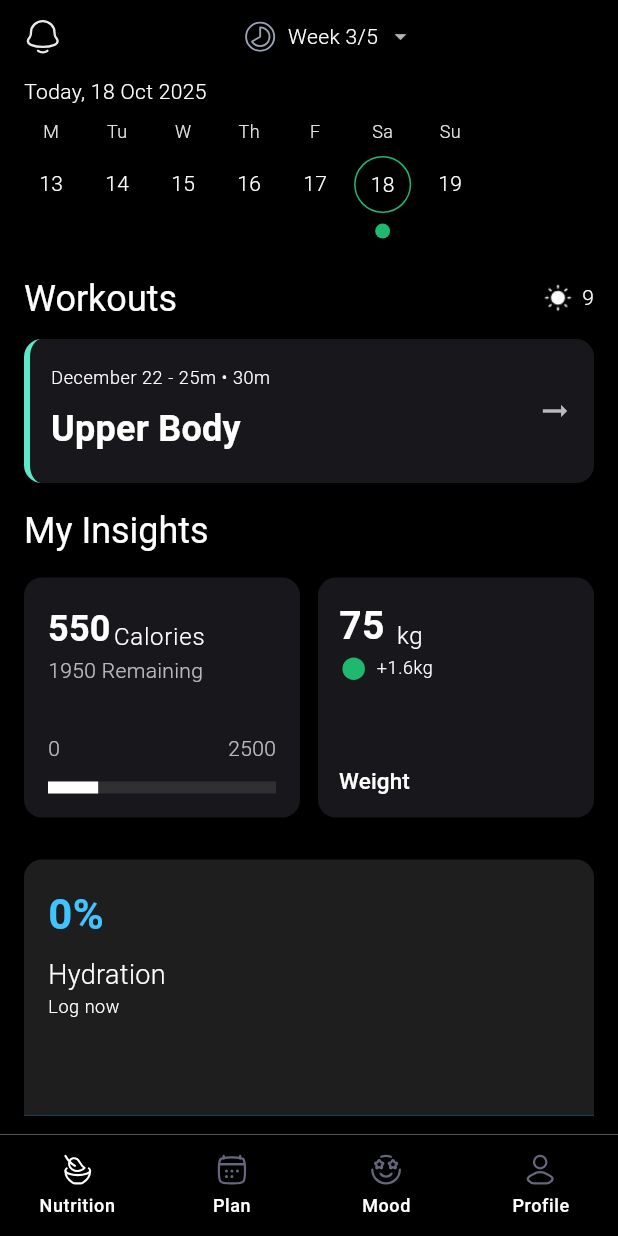
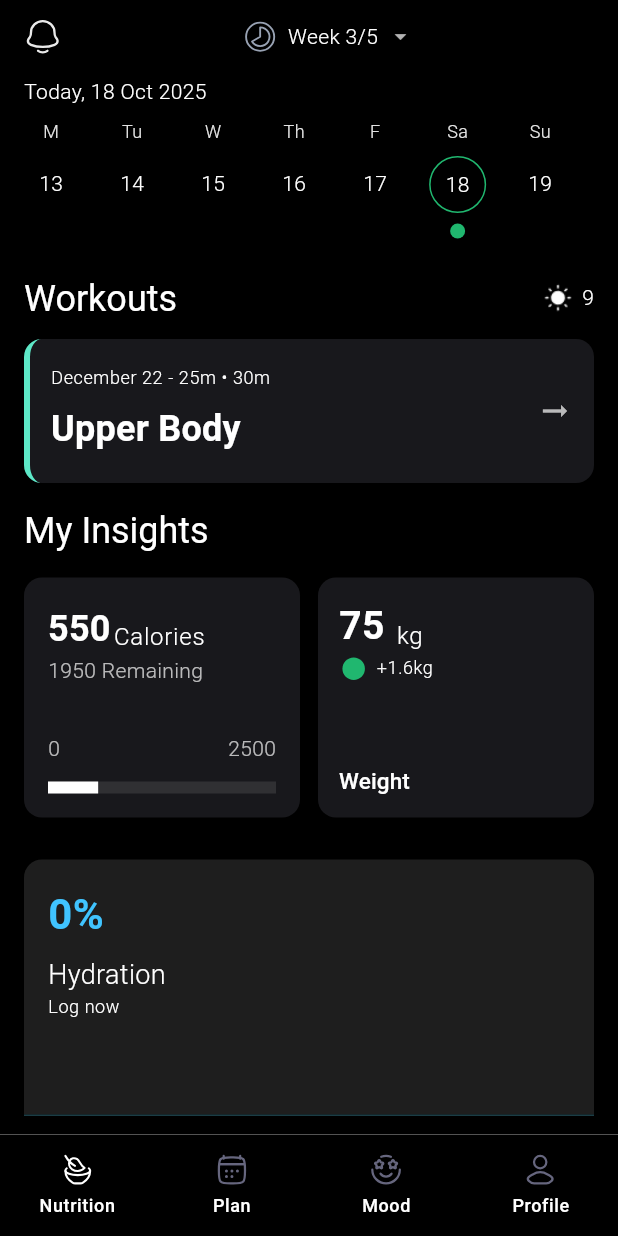
Before and after one commit to MuhammadTalhaTaj/health_tracker_app, a Flutter app: the screen it shows after launch, on a phone screen of 412 x 824 dp. Run offline on Flutter 3.47's test engine with Material 3 defaults, Android fonts, the phone set to English and light mode, and no system bars; our stand-ins replace cached_network_image, flutter_svg, fluttertoast, get, get_storage, image_picker and 4 more.

Commit message:
first commit

```diff
--- a/lib/views/nutrition/nutrition_view.dart
+++ b/lib/views/nutrition/nutrition_view.dart
@@ -86,9 +86,10 @@ class NutritionView extends StatelessWidget {
                     8.h,
                     SizedBox(
                       height: 90,
-                      child: ListView.builder(
+                      child: ListView.separated(
                         scrollDirection: Axis.horizontal,
                         itemCount: controller.weekDays.length,
+                        separatorBuilder: (context, index) => 10.w,
                         itemBuilder: (context, idx) {
                           final dt = controller.weekDays[idx];
                           final bool selected =
--- a/lib/views/plan/plan_view.dart
+++ b/lib/views/plan/plan_view.dart
@@ -35,7 +35,6 @@ class PlanView extends StatelessWidget {
           body: Column(
             crossAxisAlignment: CrossAxisAlignment.start,
             children: [
-              // Week header
               Container(
                 width: double.infinity,
                 decoration: BoxDecoration(
@@ -229,7 +228,6 @@ class PlanView extends StatelessWidget {
                 ),
               ),
 
-              // Bottom Week summary
               Container(
                 padding: const EdgeInsets.symmetric(
                   horizontal: 16,
```
Also changed, not shown: WhatsApp Image 2025-10-18 at 15.44.07_395200ed.jpg (deleted), WhatsApp Image 2025-10-18 at 15.44.10_d97b8c6e.jpg (deleted), WhatsApp Image 2025-10-18 at 15.44.11_17fa2f0f.jpg (deleted), WhatsApp Image 2025-10-18 at 15.44.14_b6014ae4.jpg (deleted), 1 other file.
